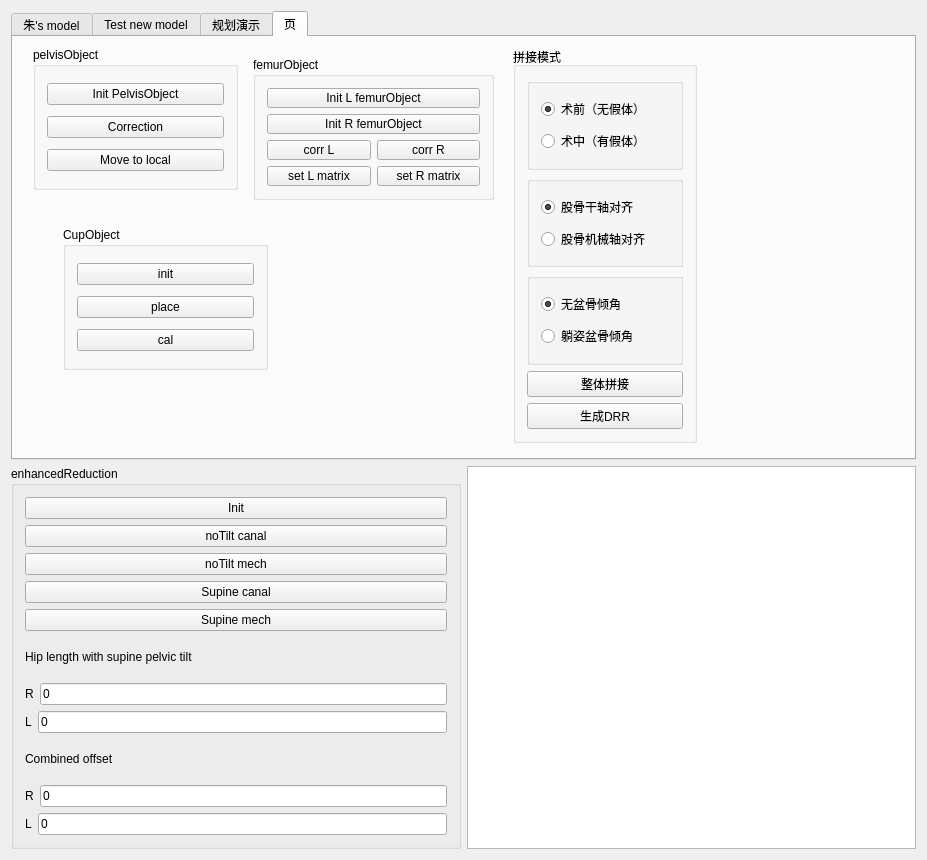
The window that Plugins/org.mitk.lancet.hipplanning/src/internal/THAPlanningControls.ui (zhaomengxiao/LancetMITK-Adition) describes before a commit, drawn with Qt 5.
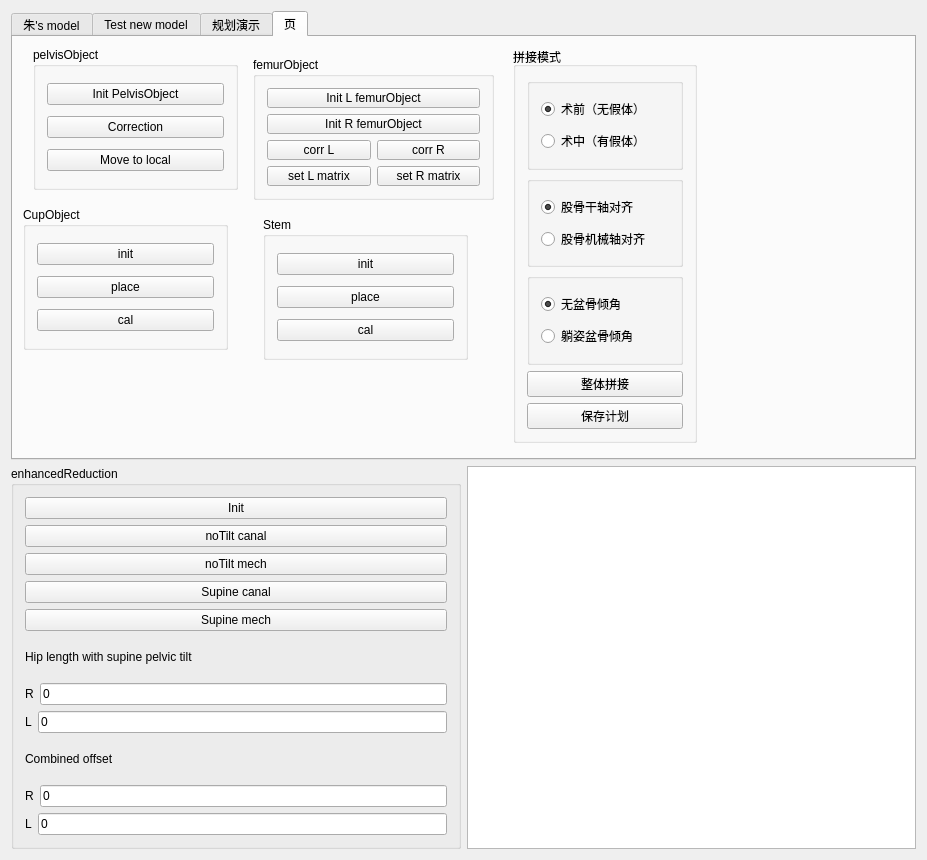
The same window after the commit.

Patch:
```diff
--- a/Plugins/org.mitk.lancet.hipplanning/src/internal/THAPlanningControls.ui
+++ b/Plugins/org.mitk.lancet.hipplanning/src/internal/THAPlanningControls.ui
@@ -1515,8 +1515,8 @@
       <widget class="QGroupBox" name="groupBox_24">
        <property name="geometry">
         <rect>
-         <x>50</x>
-         <y>190</y>
+         <x>10</x>
+         <y>170</y>
          <width>205</width>
          <height>143</height>
         </rect>
@@ -1666,7 +1666,43 @@
         <item row="1" column="0">
          <widget class="QPushButton" name="pushButton_demoDRR_2">
           <property name="text">
-           <string>生成DRR</string>
+           <string>保存计划</string>
+          </property>
+         </widget>
+        </item>
+       </layout>
+      </widget>
+      <widget class="QGroupBox" name="groupBox_29">
+       <property name="geometry">
+        <rect>
+         <x>250</x>
+         <y>180</y>
+         <width>205</width>
+         <height>143</height>
+        </rect>
+       </property>
+       <property name="title">
+        <string>Stem</string>
+       </property>
+       <layout class="QGridLayout" name="gridLayout_32">
+        <item row="2" column="0">
+         <widget class="QPushButton" name="pushButton_calstem_2">
+          <property name="text">
+           <string>cal</string>
+          </property>
+         </widget>
+        </item>
+        <item row="0" column="0">
+         <widget class="QPushButton" name="pushButton_initStem_2">
+          <property name="text">
+           <string>init</string>
+          </property>
+         </widget>
+        </item>
+        <item row="1" column="0">
+         <widget class="QPushButton" name="pushButton_placeStem_2">
+          <property name="text">
+           <string>place</string>
           </property>
          </widget>
         </item>
```
Left out of the diff: 2 changed lines with no effect on the pictures.
